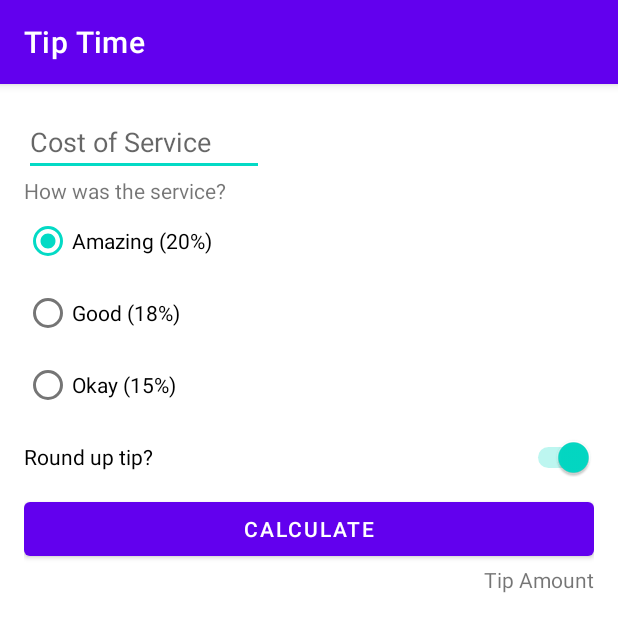
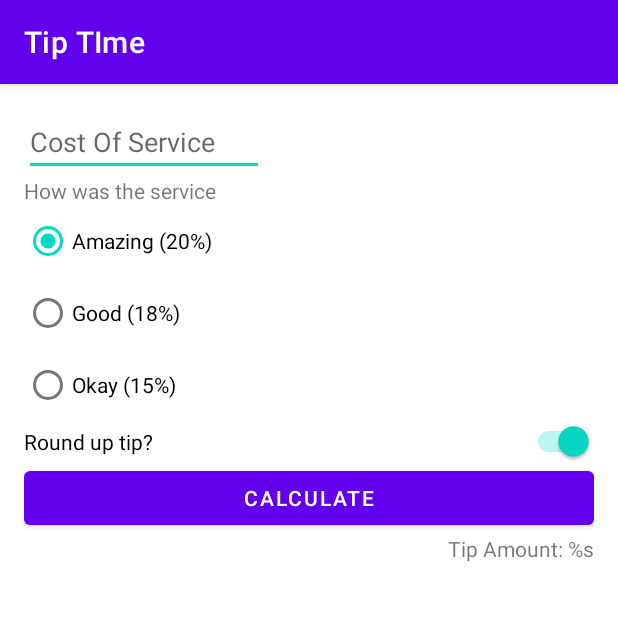
Before and after one commit to Michael9921/week_5a_if570_lab, an Android app: the screen it shows after launch (MainActivity), on a phone screen of 412 x 824 dp. Shown: the top 632 px of the screen. Run offline under Robolectric (Android 15) with nearby library versions, the phone set to English and light mode, and no system bars; 3 statements that could not run were skipped.

Commit message:
Calculating tip

```diff
--- a/app/src/main/res/layout/activity_main.xml
+++ b/app/src/main/res/layout/activity_main.xml
@@ -6,12 +6,11 @@
     android:layout_height="match_parent"
     android:padding="16dp"
     tools:context=".MainActivity">
-
     <EditText
         android:id="@+id/cost_of_service"
         android:layout_width="160dp"
         android:layout_height="wrap_content"
-        android:hint="Cost of Service"
+        android:hint="@string/cost_of_service"
         android:inputType="numberDecimal"
         app:layout_constraintStart_toStartOf="parent"
         app:layout_constraintTop_toTopOf="parent" />
@@ -20,7 +19,7 @@
         android:id="@+id/service_question"
         android:layout_width="wrap_content"
         android:layout_height="wrap_content"
-        android:text="How was the service?"
+        android:text="@string/how_was_the_service"
         app:layout_constraintStart_toStartOf="parent"
         app:layout_constraintTop_toBottomOf="@id/cost_of_service" />
 
@@ -32,25 +31,21 @@
         android:orientation="vertical"
         app:layout_constraintStart_toStartOf="parent"
         app:layout_constraintTop_toBottomOf="@id/service_question">
-
         <RadioButton
             android:id="@+id/option_twenty_percent"
             android:layout_width="wrap_content"
             android:layout_height="wrap_content"
-            android:text="Amazing (20%)" />
-
+            android:text="@string/amazing_20" />
         <RadioButton
             android:id="@+id/option_eighteen_percent"
             android:layout_width="wrap_content"
             android:layout_height="wrap_content"
-            android:text="Good (18%)" />
-
+            android:text="@string/good_18" />
         <RadioButton
             android:id="@+id/option_fifteen_percent"
             android:layout_width="wrap_content"
             android:layout_height="wrap_content"
-            android:text="Okay (15%)" />
-
+            android:text="@string/okay_15" />
     </RadioGroup>
 
     <Switch
@@ -58,8 +53,7 @@
         android:layout_width="0dp"
         android:layout_height="wrap_content"
         android:checked="true"
-        android:minHeight="48dp"
-        android:text="Round up tip?"
+        android:text="@string/round_up_tip"
         app:layout_constraintEnd_toEndOf="parent"
         app:layout_constraintStart_toStartOf="@id/tip_options"
         app:layout_constraintTop_toBottomOf="@id/tip_options" />
@@ -68,7 +62,7 @@
         android:id="@+id/calculate_button"
         android:layout_width="0dp"
         android:layout_height="wrap_content"
-        android:text="Calculate"
+        android:text="@string/calculate"
         app:layout_constraintEnd_toEndOf="parent"
         app:layout_constraintStart_toStartOf="parent"
         app:layout_constraintTop_toBottomOf="@id/round_up_switch" />
@@ -77,9 +71,9 @@
         android:id="@+id/tip_result"
         android:layout_width="wrap_content"
         android:layout_height="wrap_content"
-        android:text="Tip Amount"
+        android:text="@string/tip_amount"
+        tools:text="Tip Amount: $10"
         app:layout_constraintEnd_toEndOf="parent"
         app:layout_constraintTop_toBottomOf="@id/calculate_button" />
 
-
 </androidx.constraintlayout.widget.ConstraintLayout>
--- a/app/src/main/res/values/strings.xml
+++ b/app/src/main/res/values/strings.xml
@@ -1,11 +1,12 @@
 <resources>
-    <string name="app_name">Tip Time</string>
-    <string name="cost_of_service">Cost of Service</string>
-    <string name="how_was_the_service">How was the service?</string>
-    <string name="amazing_service">Amazing (20%)</string>
-    <string name="good_service">Good (18%)</string>
-    <string name="ok_service">Okay (15%)</string>
+    <string name="app_name">Tip TIme</string>
+    <string name="cost_of_service">Cost Of Service</string>
+    <string name="how_was_the_service">How was the service</string>
+    <string name="amazing_20">Amazing (20%)</string>
+    <string name="good_18">Good (18%)</string>
+    <string name="okay_15">Okay (15%)</string>
     <string name="round_up_tip">Round up tip?</string>
     <string name="calculate">Calculate</string>
-    <string name="tip_amount">Tip Amount</string>
+<!--    <string name="tip_amount">Tip Amount</string>-->
+    <string name="tip_amount">Tip Amount: %s</string>
 </resources>
```
Also changed, not shown: app/build.gradle (+4 -5 lines), app/src/main/java/id/ac/umn/tiptime/MainActivity.kt (+26 -0 lines).
